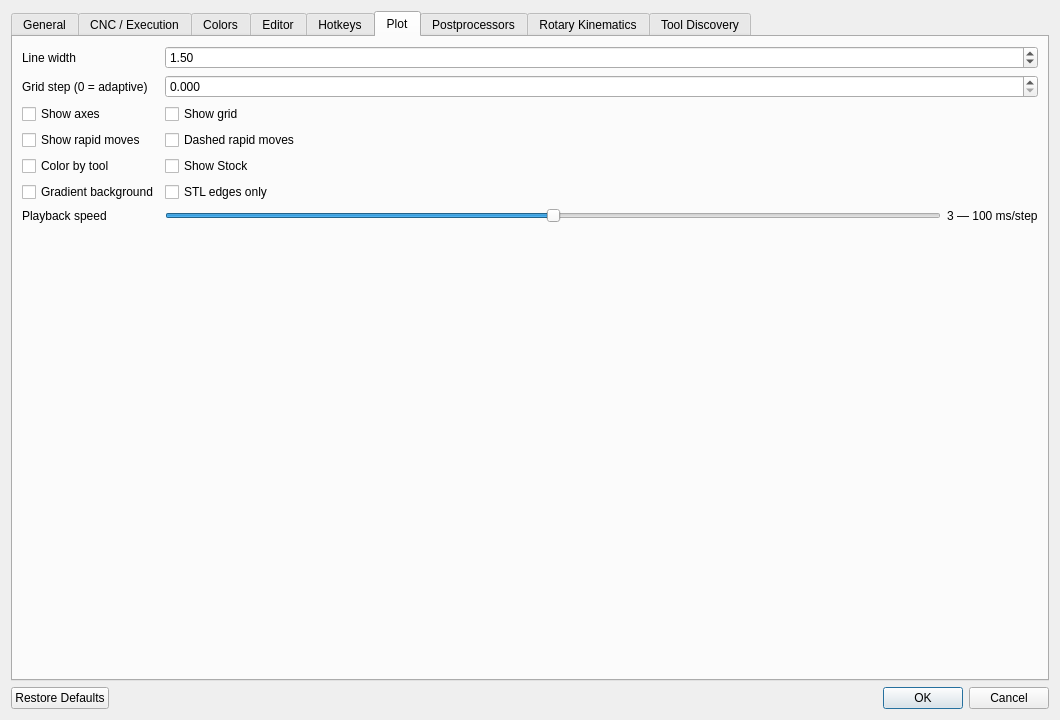
Before: the Qt Designer form app/ui/generated/dialogs/options.ui in MaestroFusion360/easy_gcode_plot, drawn with Qt 5.
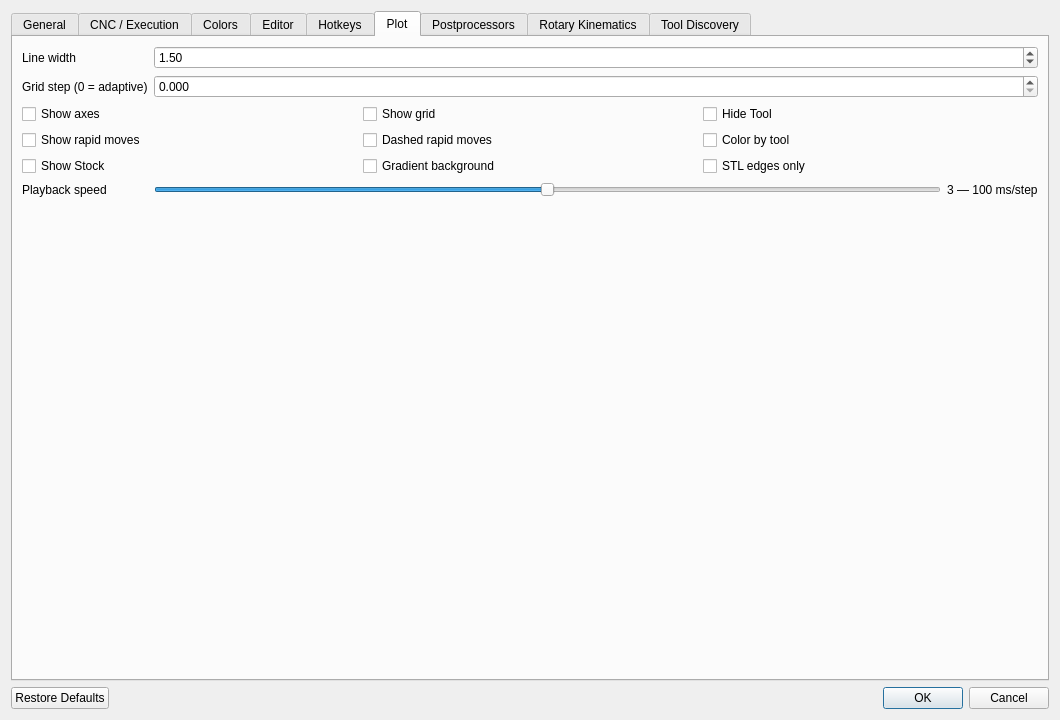
After: the same form once the commit is applied. The open tabs and pages were chosen to show the change. Icons and pictures are not drawn.

Patch:
```diff
--- a/app/ui/generated/dialogs/options.ui
+++ b/app/ui/generated/dialogs/options.ui
@@ -743,64 +743,81 @@
                                     </property>
                                 </widget>
                             </item>
-                            <item row="2" column="0">
+                            <item row="2" column="0" colspan="2">
+                                <layout class="QGridLayout" name="plotChecksLayout">
+                                    <item row="0" column="0">
                                 <widget class="QCheckBox" name="axesCheck">
                                     <property name="text">
                                         <string>Show axes</string>
                                     </property>
                                 </widget>
                             </item>
-                            <item row="2" column="1">
+                                    <item row="0" column="1">
                                 <widget class="QCheckBox" name="gridCheck">
                                     <property name="text">
                                         <string>Show grid</string>
                                     </property>
                                 </widget>
                             </item>
-                            <item row="5" column="0">
-                                <widget class="QCheckBox" name="backgroundGradientCheck">
+                                    <item row="0" column="2">
+                                        <widget class="QCheckBox" name="hideToolCheck">
                                     <property name="text">
-                                        <string>Gradient background</string>
+                                                <string>Hide Tool</string>
                                     </property>
                                 </widget>
                             </item>
-                            <item row="4" column="1">
+                                    <item row="1" column="0">
+                                        <widget class="QCheckBox" name="showRapidCheck">
+                                            <property name="text">
+                                                <string>Show rapid moves</string>
+                                            </property>
+                                        </widget>
+                                    </item>
+                                    <item row="1" column="1">
+                                        <widget class="QCheckBox" name="dashedRapidCheck">
+                                            <property name="text">
+                                                <string>Dashed rapid moves</string>
+                                            </property>
+                                        </widget>
+                                    </item>
+                                    <item row="1" column="2">
+                                        <widget class="QCheckBox" name="colorByToolCheck">
+                                            <property name="text">
+                                                <string>Color by tool</string>
+                                            </property>
+                                        </widget>
+                                    </item>
+                                    <item row="2" column="0">
                                 <widget class="QCheckBox" name="showStockCheck">
                                     <property name="text">
                                         <string>Show Stock</string>
                                     </property>
                                 </widget>
                             </item>
-                            <item row="5" column="1">
+                                    <item row="2" column="1">
+                                        <widget class="QCheckBox" name="backgroundGradientCheck">
+                                            <property name="text">
+                                                <string>Gradient background</string>
+                                            </property>
+                                        </widget>
+                                    </item>
+                                    <item row="2" column="2">
                                 <widget class="QCheckBox" name="stlWireframeCheck">
                                     <property name="text">
                                         <string>STL edges only</string>
                                     </property>
                                 </widget>
                             </item>
+                                </layout>
+                            </item>
                             <item row="3" column="0">
-                                <widget class="QCheckBox" name="showRapidCheck">
-                                    <property name="text"><string>Show rapid moves</string></property>
-                                </widget>
-                            </item>
-                            <item row="3" column="1">
-                                <widget class="QCheckBox" name="dashedRapidCheck">
-                                    <property name="text"><string>Dashed rapid moves</string></property>
-                                </widget>
-                            </item>
-                            <item row="4" column="0">
-                                <widget class="QCheckBox" name="colorByToolCheck">
-                                    <property name="text"><string>Color by tool</string></property>
-                                </widget>
-                            </item>
-                            <item row="6" column="0">
                                 <widget class="QLabel" name="playbackSpeedLabel">
                                     <property name="text">
                                         <string>Playback speed</string>
                                     </property>
                                 </widget>
                             </item>
-                            <item row="6" column="1">
+                            <item row="3" column="1">
                                 <layout class="QHBoxLayout" name="playbackSpeedLayout">
                                     <item>
                                         <widget class="QSlider" name="playbackSpeedSlider">
```
Left out of the diff: 26 changed lines with no effect on the pictures. Lines whose indentation alone changed are shown as unchanged.
